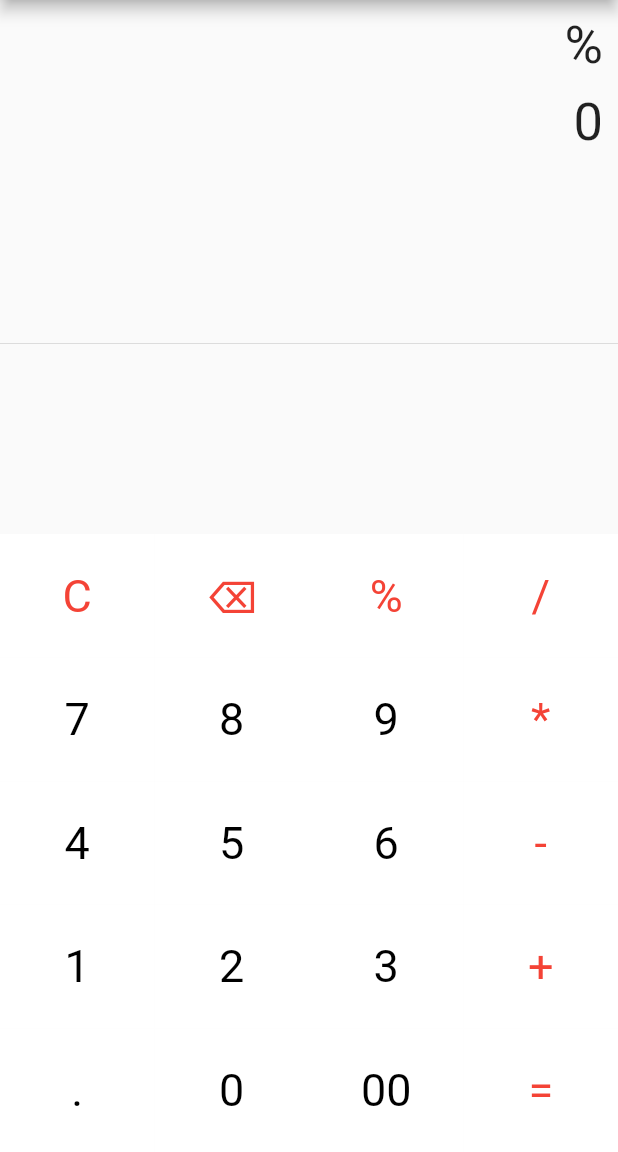
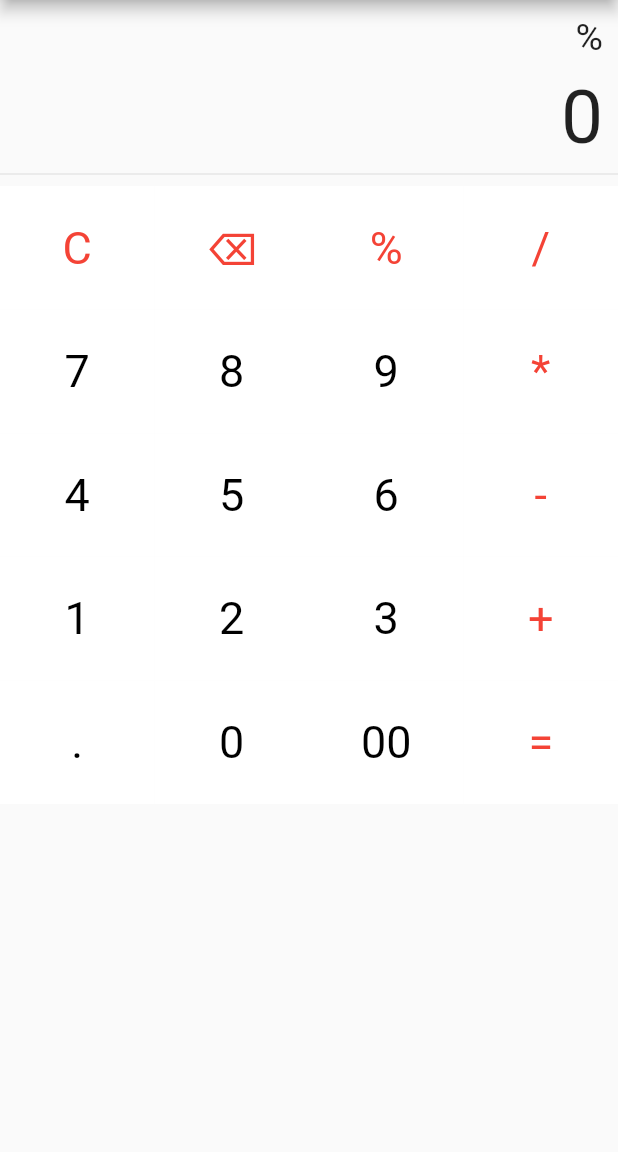
Before and after one commit to niar92i/calculatrice, a Flutter app: the screen it shows after launch, after a tap on an icon or button, on a phone screen of 412 x 824 dp, the part 84-1236 px from its top. Run offline on Flutter 3.47's test engine with Material 2 defaults, Android fonts, the phone set to English and light mode, and no system bars; our stand-ins replace math_expressions.

Commit message:
calculatrice v1.1

```diff
--- a/lib/main.dart
+++ b/lib/main.dart
@@ -2,73 +2,120 @@
 import 'package:math_expressions/math_expressions.dart';
 
 void main(){
-  runApp(Calculatrice());
+  runApp(const Calculator());
 }
 
-class Calculatrice extends StatelessWidget {
-  const Calculatrice({super.key});
+class Calculator extends StatelessWidget {
+  const Calculator({super.key});
 
   @override
   Widget build(BuildContext context) {
     return MaterialApp(
       title: "Calculatrice",
       theme: ThemeData(primarySwatch: Colors.red),
-      home: CalculatriceSimple(),
+      home: const SimpleCalculator(),
     );
   }
 }
 
-class CalculatriceSimple extends StatefulWidget {
-  const CalculatriceSimple({super.key});
+class SimpleCalculator extends StatefulWidget {
+  const SimpleCalculator({super.key});
 
   @override
-  State<CalculatriceSimple> createState() => _CalculatriceSimpleState();
+  State<SimpleCalculator> createState() => _SimpleCalculatorState();
 }
 
-class _CalculatriceSimpleState extends State<CalculatriceSimple> {
+class _SimpleCalculatorState extends State<SimpleCalculator> {
 
   String equation = "0";
   String result = "0";
+  String previousResult = "0";
   String expression = "0";
+  String nextEquation = "0";
 
-  ButtonPressed(String textButton) {
-    // print(textButton);
+  buttonPressed(String textButton) {
     setState(() {
-      if(textButton == "C"){
+      switch(textButton) {
+        case "C":
           equation = "0";
           result = "0";
-      } else if (textButton == "⌫"){
+          previousResult = "0";
+          expression = "0";
+          nextEquation = "0";
+          break;
+        case "⌫":
+          // if (previousResult != "0"){
+          //   nextEquation = previousResult;
+          //   previousResult = previousResult.substring(0, nextEquation.length - 1);
+          //   if (equation.isEmpty){
+          //     equation = "0";
+          //   }
+          // } else {
+        print("alohan'ny hamafa");
+            print(equation);
+            print("equation tonga rehefa avy mamafa");
         equation = equation.substring(0, equation.length - 1);
+        previousResult = previousResult.substring(0, nextEquation.length - 1);
+            print(equation);
             if (equation.isEmpty){
               equation = "0";
             }
-      } else if (textButton == "="){ //Expression mathématique pour faire les calculs
+          // }
+          break;
+        case "=":
+          if (previousResult != "0"){
+            equation = previousResult;
+          }
           expression = equation;
           try{
             Parser parser = Parser();
             Expression exp = parser.parse(expression);
             ContextModel cm = ContextModel();
-            result = "${exp.evaluate(EvaluationType.REAL, cm)}";
+            double realResult = exp.evaluate(EvaluationType.REAL, cm);
+            if (realResult % 1 == 0) {
+              result = realResult.toInt().toString(); //Avoir un resultat sans la décimale si cette dernière est égale à zero, convertir le resultat obtenu en String
+            } else {
+              result = realResult.toStringAsFixed(10); //Limite le nombre de décimales du resultat à 10
+              result = result.replaceAll(RegExp(r'0*$'), ''); //Supprime les zéros inutiles après la virgule
+              result = result.replaceAll(RegExp(r'\.$'), ''); //Supprime le point virgule s'il est suivi de zéros
+            }
+            previousResult = result;
+            nextEquation = equation;
+            equation = "$equation=$previousResult";
+            print("resultat farany previous");
+            print(previousResult);
           }catch(e){
             result = "Syntax error";
             print(e);
           }
-      } else{
-        if (equation == "0"){
+          break;
+        default:
+          if (equation == "0") {
             equation = textButton;
-        }else{
+          }
+          else if (previousResult != "0"){
+            previousResult = previousResult + textButton;
+            print("valeur previousresult");
+            print(previousResult);
+            equation = previousResult;
+            // equation = previousResult;
+            print("napiko zavatra nptq");
+            print(equation);
+          }
+          else{
             equation = equation + textButton;
+            print("tafiditra ato ve");
           }
       }
     });
   }
 
-  Widget calculatriceButton(String textButton, Color colorText, Color colorButton){
+  Widget calculatorButton(String textButton, Color colorText, Color colorButton){
     return Container(
       height: MediaQuery.of(context).size.height * 0.1,
-      padding: EdgeInsets.all(16),
+      padding: const EdgeInsets.all(16),
       color: colorButton,
-      child: MaterialButton(onPressed: ()=>ButtonPressed(textButton), child: Text(textButton, style: TextStyle(color: colorText, fontSize: 30, fontWeight: FontWeight.normal),),),
+      child: MaterialButton(onPressed: ()=>buttonPressed(textButton), child: Text(textButton, style: TextStyle(color: colorText, fontSize: 30, fontWeight: FontWeight.normal),),),
     );
   }
 
@@ -84,14 +131,14 @@
           Container( //Contient l'équation saisie par l'utilisateur
             alignment: Alignment.centerRight,
             padding: const EdgeInsets.fromLTRB(20, 10, 10, 0),
-            child: Text(equation, style: TextStyle(fontSize: 35),),
+            child: Text(equation, style: const TextStyle(fontSize: 25),),
           ),
-          Container( //Contient les chiffres saisis par l'utilisateur ainsi que le résultat obtenu après avoir validé l'équation
+          Container( //Contient le résultat obtenu après avoir validé l'équation
             alignment: Alignment.centerRight,
             padding: const EdgeInsets.fromLTRB(20, 10, 10, 0),
-            child: Text(result, style: TextStyle(fontSize: 35),),
+            child: Text(result, style: const TextStyle(fontSize: 50),),
           ),
-          const Expanded(child: Divider()),
+          const Divider(),
           Row(
             mainAxisAlignment: MainAxisAlignment.center,
             children: [
@@ -101,38 +148,38 @@
                 children: [
                   TableRow(
                     children: [
-                      calculatriceButton("C", Colors.red, Colors.white),
-                      calculatriceButton("⌫", Colors.red, Colors.white),
-                      calculatriceButton("%", Colors.red, Colors.white),
-                      calculatriceButton("/", Colors.red, Colors.white),
+                      calculatorButton("C", Colors.red, Colors.white), //Tout initialiser
+                      calculatorButton("⌫", Colors.red, Colors.white), //Effacer le dernier input
+                      calculatorButton("%", Colors.red, Colors.white), //Modulo
+                      calculatorButton("/", Colors.red, Colors.white), //Division
                     ],
                   ),TableRow(
                     children: [
-                      calculatriceButton("7", Colors.black, Colors.white),
-                      calculatriceButton("8", Colors.black, Colors.white),
-                      calculatriceButton("9", Colors.black, Colors.white),
-                      calculatriceButton("*", Colors.red, Colors.white),
+                      calculatorButton("7", Colors.black, Colors.white),
+                      calculatorButton("8", Colors.black, Colors.white),
+                      calculatorButton("9", Colors.black, Colors.white),
+                      calculatorButton("*", Colors.red, Colors.white),
                     ],
                   ),TableRow(
                     children: [
-                      calculatriceButton("4", Colors.black, Colors.white),
-                      calculatriceButton("5", Colors.black, Colors.white),
-                      calculatriceButton("6", Colors.black, Colors.white),
-                      calculatriceButton("-", Colors.red, Colors.white),
+                      calculatorButton("4", Colors.black, Colors.white),
+                      calculatorButton("5", Colors.black, Colors.white),
+                      calculatorButton("6", Colors.black, Colors.white),
+                      calculatorButton("-", Colors.red, Colors.white), //Soustraction
                     ],
                   ),TableRow(
                     children: [
-                      calculatriceButton("1", Colors.black, Colors.white),
-                      calculatriceButton("2", Colors.black, Colors.white),
-                      calculatriceButton("3", Colors.black, Colors.white),
-                      calculatriceButton("+", Colors.red, Colors.white),
+                      calculatorButton("1", Colors.black, Colors.white),
+                      calculatorButton("2", Colors.black, Colors.white),
+                      calculatorButton("3", Colors.black, Colors.white),
+                      calculatorButton("+", Colors.red, Colors.white), //Addition
                     ],
                   ),TableRow(
                     children: [
-                      calculatriceButton(".", Colors.black, Colors.white),
-                      calculatriceButton("0", Colors.black, Colors.white),
-                      calculatriceButton("00", Colors.black, Colors.white),
-                      calculatriceButton("=", Colors.red, Colors.white),
+                      calculatorButton(".", Colors.black, Colors.white),
+                      calculatorButton("0", Colors.black, Colors.white),
+                      calculatorButton("00", Colors.black, Colors.white),
+                      calculatorButton("=", Colors.red, Colors.white), //Afficher le résultat
                     ],
                   ),
                 ],
```
Lines whose indentation alone changed are shown as unchanged.
